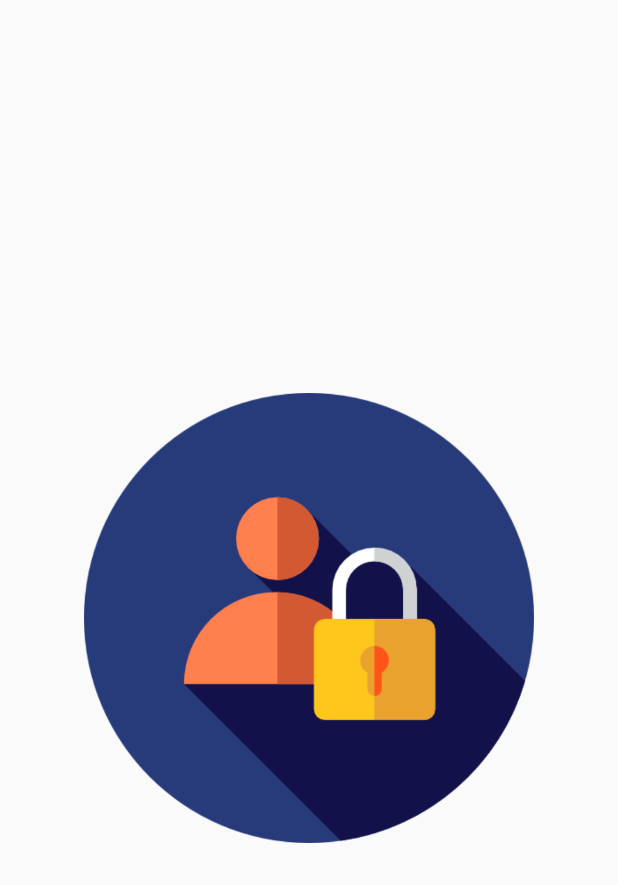
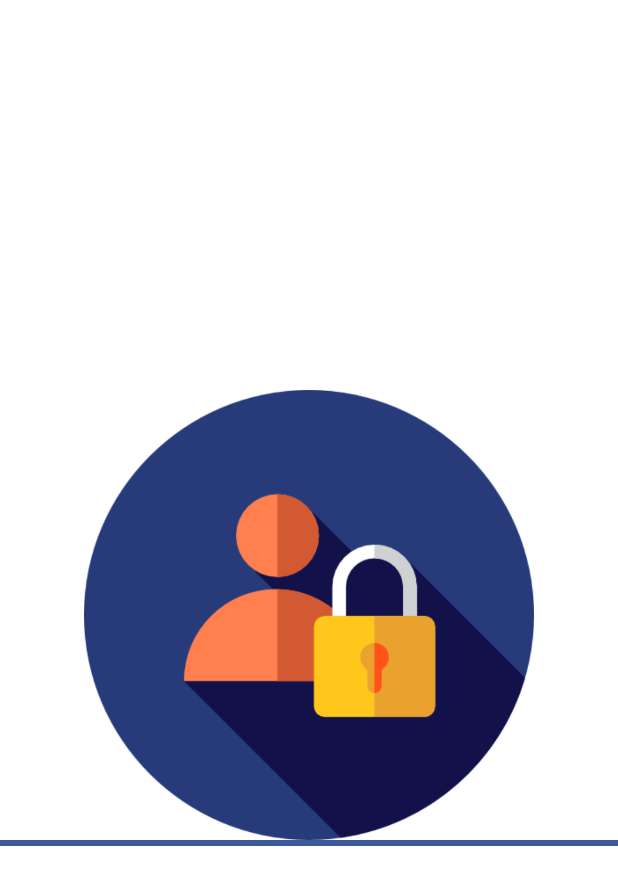
Before and after one commit to jr-martins/Firebase_Autenticacao, an Android app: the layout activity_abertura.xml on its own in the app's theme, with its tools: preview values and no code run, on a phone screen of 412 x 824 dp. Shown: the top 885 px of the screen. Run offline under Robolectric (Android 15) with nearby library versions, the phone set to English and light mode, and no system bars.

Commit message:
Melhoramento do projeto
- Melhoramento do projeto

```diff
--- a/app/build.gradle
+++ b/app/build.gradle
@@ -4,7 +4,7 @@ android {
     compileSdkVersion 28
     defaultConfig {
         applicationId "adjaapp.cursoandroid.com.firebaseautenticacao"
-        minSdkVersion 16
+        minSdkVersion 21
         targetSdkVersion 28
         versionCode 1
         versionName "1.0"
--- a/app/src/main/AndroidManifest.xml
+++ b/app/src/main/AndroidManifest.xml
@@ -21,7 +21,7 @@
 
 
 
-        <activity android:name=".MainActivity">
+        <activity android:name=".AberturaActivity">
             <intent-filter>
                 <action android:name="android.intent.action.MAIN" />
 
@@ -30,7 +30,7 @@
         </activity>
         <activity android:name=".CadastrarActivity" />
         <activity android:name=".PrincipalActivity" />
-        <activity android:name=".AberturaActivity"></activity>
+        <activity android:name=".MainActivity"></activity>
         <activity android:name=".LoginEmailActivity"></activity>
     </application>
 
--- a/app/src/main/java/adjaapp/cursoandroid/com/firebaseautenticacao/MainActivity.java
+++ b/app/src/main/java/adjaapp/cursoandroid/com/firebaseautenticacao/MainActivity.java
@@ -225,10 +225,12 @@ public class MainActivity extends AppCompatActivity implements View.OnClickListe
 
         if (user == null){
 
+
             startActivity(new Intent(this,LoginEmailActivity.class));
 
         }else{
 
+            finish();
             startActivity(new Intent(this,PrincipalActivity.class));
         }
 
@@ -246,6 +248,7 @@ public class MainActivity extends AppCompatActivity implements View.OnClickListe
                     public void onComplete(@NonNull Task<AuthResult> task) {
                         if (task.isSuccessful()) {
 
+                            finish();
                             startActivity(new Intent(getBaseContext(),PrincipalActivity.class));
 
                         } else {
@@ -272,7 +275,7 @@ public class MainActivity extends AppCompatActivity implements View.OnClickListe
 
                         if (task.isSuccessful()) {
 
-
+                            finish();
                             startActivity(new Intent(getBaseContext(),PrincipalActivity.class));
 
                         } else {
@@ -296,6 +299,7 @@ public class MainActivity extends AppCompatActivity implements View.OnClickListe
                     public void onComplete(@NonNull Task<AuthResult> task) {
                         if (task.isSuccessful()) {
 
+                            finish();
                             startActivity(new Intent(getBaseContext(),PrincipalActivity.class));
 
                         } else {
--- a/app/src/main/java/adjaapp/cursoandroid/com/firebaseautenticacao/PrincipalActivity.java
+++ b/app/src/main/java/adjaapp/cursoandroid/com/firebaseautenticacao/PrincipalActivity.java
@@ -51,6 +51,8 @@ public class PrincipalActivity extends AppCompatActivity implements View.OnClick
                 googleSignInClient.signOut();
 
                 finish();
+
+                startActivity(new Intent(getBaseContext(),MainActivity.class));
                 break;
         }
 
--- /dev/null
+++ b/app/src/main/res/drawable/progressbar.xml
@@ -0,0 +1,19 @@
+<?xml version="1.0" encoding="utf-8"?>
+<layer-list xmlns:android="http://schemas.android.com/apk/res/android">
+    <item>
+        <clip>
+            <shape>
+                <gradient
+
+                   android:startColor="@color/colorFacebook"
+                    android:centerColor="@color/colorFacebook"
+                    android:endColor="@color/colorBranco"
+                    android:angle="270.0"
+                    android:centerY="1.0"
+                    >
+
+                </gradient>
+            </shape>
+        </clip>
+    </item>
+</layer-list>
--- a/app/src/main/res/layout/activity_abertura.xml
+++ b/app/src/main/res/layout/activity_abertura.xml
@@ -5,8 +5,13 @@
     xmlns:tools="http://schemas.android.com/tools"
     android:layout_width="match_parent"
     android:layout_height="match_parent"
+    android:background="@color/colorBranco"
     tools:context=".AberturaActivity"
-    android:gravity="center">
+    android:orientation="vertical"
+    android:gravity="center"
+    >
+
+
 
 
     <ImageView
@@ -14,4 +19,14 @@
         android:layout_height="300dp"
         android:src="@drawable/login"/>
 
+    <ProgressBar
+
+        android:id="@+id/progressBar_Abertura"
+        android:layout_width="match_parent"
+        android:layout_height="4dp"
+        android:max="100"
+        android:progressDrawable="@drawable/progressbar"
+
+        style="?android:attr/progressBarStyleHorizontal"/>
+
 </LinearLayout>
--- a/app/src/main/res/values/colors.xml
+++ b/app/src/main/res/values/colors.xml
@@ -5,4 +5,5 @@
     <color name="colorAccent">#D81B60</color>
     <color name="colorFacebook">#3b5998</color>
     <color name="colorBranco">#fff</color>
+    <color name="colorProgressBar">#3b5998</color>
 </resources>
```
Also changed, not shown: app/src/main/java/adjaapp/cursoandroid/com/firebaseautenticacao/AberturaActivity.java (+65 -1 lines).
